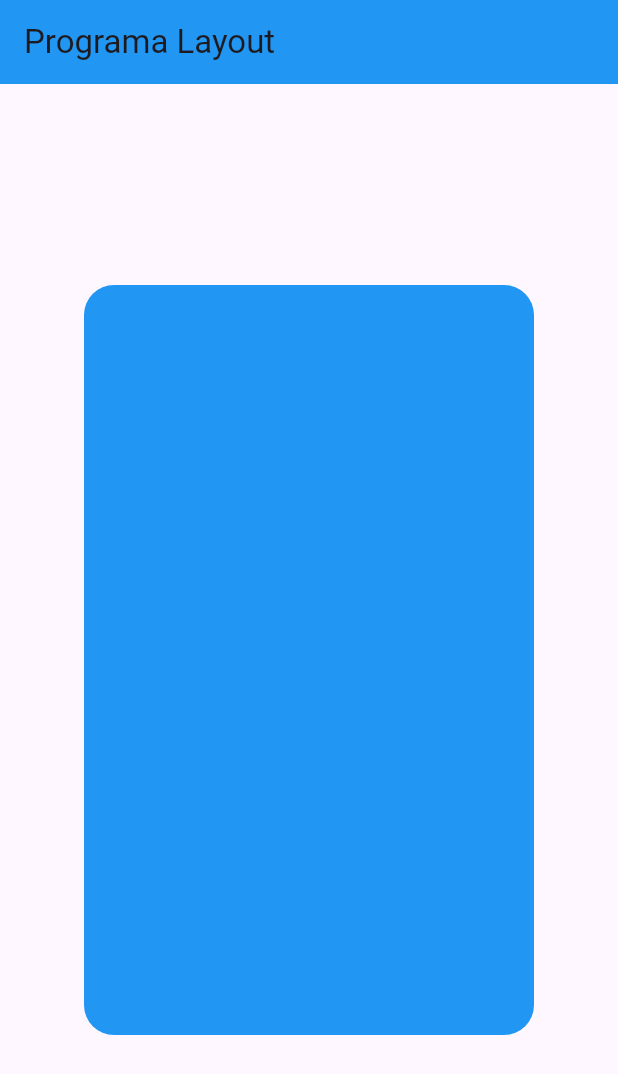
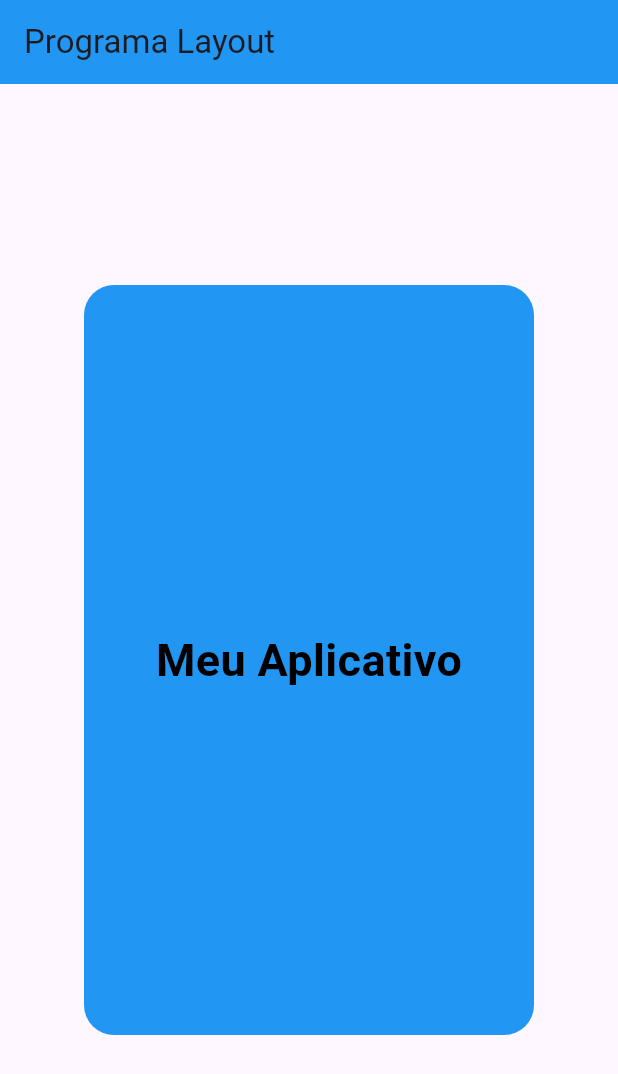
Before and after one commit to mateusmunhoz2008/myapp, a Flutter app: the screen it shows after launch, on a phone screen of 412 x 824 dp. Shown: the top 1074 px of the screen. Run offline on Flutter 3.47's test engine with Material 3 defaults, Android fonts, the phone set to English and light mode, and no system bars.

Commit message:
alteraçao na main

```diff
--- a/lib/main.dart
+++ b/lib/main.dart
@@ -27,7 +27,10 @@ class SquareScreen extends StatelessWidget {
         backgroundColor: Colors.blue,
       ),
       body: Center(
-        child: Container(
+        child: Stack(
+          alignment: Alignment.center,
+          children: [
+            Container(
               width: 300,
               height: 500,
               decoration: BoxDecoration(
@@ -35,6 +38,16 @@ class SquareScreen extends StatelessWidget {
                 borderRadius: BorderRadius.circular(20),
               ),
             ),
+            const Text(
+              'Meu Aplicativo',
+              style: TextStyle(
+                color: Colors.black,
+                fontSize: 30,
+                fontWeight: FontWeight.bold,
+              ),
+            ),
+          ],
+        ),
       ),
     );
   }
```
Lines whose indentation alone changed are shown as unchanged.
